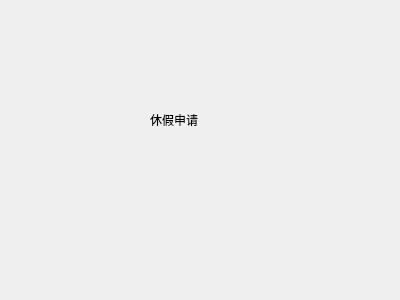
Above: 王景岳/project/EmployeeSystem/subpage_emp/vacation_emp.ui from Faran-sward/EmployeeSystem before the change. Below: the same form after it.
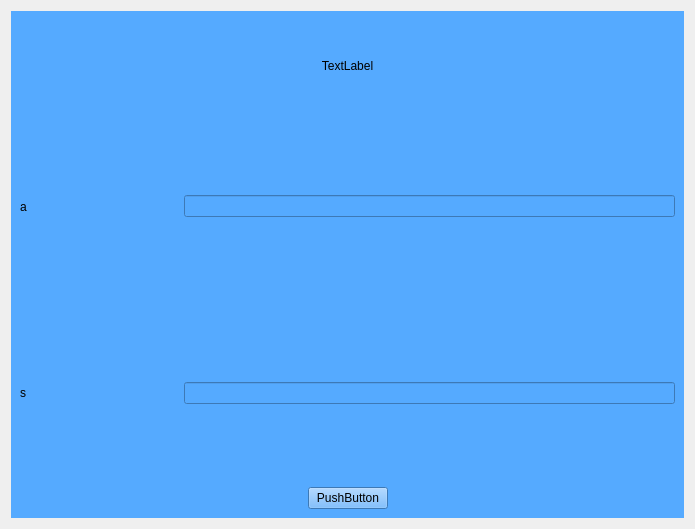
That is the form after the change.

Patch:
```diff
--- a/王景岳/project/EmployeeSystem/subpage_emp/vacation_emp.ui
+++ b/王景岳/project/EmployeeSystem/subpage_emp/vacation_emp.ui
@@ -6,26 +6,126 @@
    <rect>
     <x>0</x>
     <y>0</y>
-    <width>400</width>
-    <height>300</height>
+    <width>695</width>
+    <height>529</height>
    </rect>
   </property>
   <property name="windowTitle">
    <string>Form</string>
   </property>
-  <widget class="QLabel" name="label">
-   <property name="geometry">
-    <rect>
-     <x>150</x>
-     <y>110</y>
-     <width>69</width>
-     <height>19</height>
-    </rect>
-   </property>
-   <property name="text">
-    <string>休假申请</string>
-   </property>
-  </widget>
+  <layout class="QGridLayout" name="gridLayout" rowstretch="0" columnstretch="1">
+   <item row="0" column="0">
+    <widget class="QWidget" name="widget" native="true">
+     <property name="styleSheet">
+      <string notr="true">background-color: rgb(85, 170, 255);</string>
+     </property>
+     <layout class="QVBoxLayout" name="verticalLayout" stretch="1,2,2,6">
+      <property name="spacing">
+       <number>2</number>
+      </property>
+      <item>
+       <widget class="QLabel" name="label_2">
+        <property name="sizePolicy">
+         <sizepolicy hsizetype="Expanding" vsizetype="Expanding">
+          <horstretch>0</horstretch>
+          <verstretch>0</verstretch>
+         </sizepolicy>
+        </property>
+        <property name="text">
+         <string>TextLabel</string>
+        </property>
+        <property name="alignment">
+         <set>Qt::AlignCenter</set>
+        </property>
+       </widget>
+      </item>
+      <item>
+       <layout class="QHBoxLayout" name="horizontalLayout" stretch="2,6">
+        <property name="spacing">
+         <number>0</number>
+        </property>
+        <item>
+         <widget class="QLabel" name="label_3">
+          <property name="sizePolicy">
+           <sizepolicy hsizetype="Expanding" vsizetype="Expanding">
+            <horstretch>0</horstretch>
+            <verstretch>0</verstretch>
+           </sizepolicy>
+          </property>
+          <property name="text">
+           <string>a</string>
+          </property>
+         </widget>
+        </item>
+        <item>
+         <widget class="QLineEdit" name="lineEdit"/>
+        </item>
+       </layout>
+      </item>
+      <item>
+       <layout class="QHBoxLayout" name="horizontalLayout_2" stretch="2,6">
+        <property name="spacing">
+         <number>0</number>
+        </property>
+        <item>
+         <widget class="QLabel" name="label_4">
+          <property name="sizePolicy">
+           <sizepolicy hsizetype="Expanding" vsizetype="Expanding">
+            <horstretch>0</horstretch>
+            <verstretch>0</verstretch>
+           </sizepolicy>
+          </property>
+          <property name="text">
+           <string>s</string>
+          </property>
+         </widget>
+        </item>
+        <item>
+         <widget class="QLineEdit" name="lineEdit_2"/>
+        </item>
+       </layout>
+      </item>
+      <item>
+       <layout class="QHBoxLayout" name="horizontalLayout_3">
+        <item>
+         <spacer name="horizontalSpacer_3">
+          <property name="orientation">
+           <enum>Qt::Horizontal</enum>
+          </property>
+          <property name="sizeHint" stdset="0">
+           <size>
+            <width>40</width>
+            <height>20</height>
+           </size>
+          </property>
+         </spacer>
+        </item>
+        <item>
+         <widget class="QPushButton" name="pushButton">
+          <property name="text">
+           <string>PushButton</string>
+          </property>
+         </widget>
+        </item>
+        <item>
+         <spacer name="horizontalSpacer_4">
+          <property name="orientation">
+           <enum>Qt::Horizontal</enum>
+          </property>
+          <property name="sizeHint" stdset="0">
+           <size>
+            <width>40</width>
+            <height>20</height>
+           </size>
+          </property>
+         </spacer>
+        </item>
+       </layout>
+      </item>
+     </layout>
+    </widget>
+   </item>
+  </layout>
  </widget>
  <resources/>
  <connections/>
```
